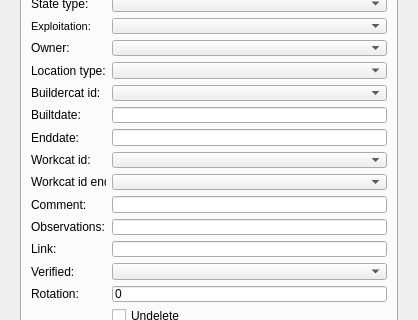
Above: core/ui/toolbars/edit/element.ui from Giswater/giswater_qgis_plugin before the change; both pictures show x 0 to 418 and y 194 to 514 of the 418 by 608 pixel window. Below: the same form after it.
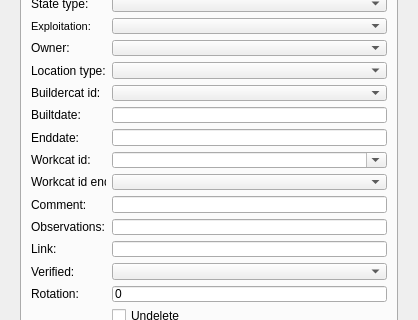
That is the form after the change. Icons and pictures are not drawn.

Commit message: Harmonize workcat combos in element & psector dialogs

The edit to the form file:
```diff
--- a/core/ui/toolbars/edit/element.ui
+++ b/core/ui/toolbars/edit/element.ui
@@ -442,7 +442,11 @@
              </widget>
             </item>
             <item row="13" column="2">
-             <widget class="QComboBox" name="workcat_id"/>
+             <widget class="QComboBox" name="workcat_id">
+              <property name="editable">
+               <bool>true</bool>
+              </property>
+             </widget>
             </item>
             <item row="1" column="2">
              <widget class="QLineEdit" name="code"/>
```
The commit also changes 2 other files.
